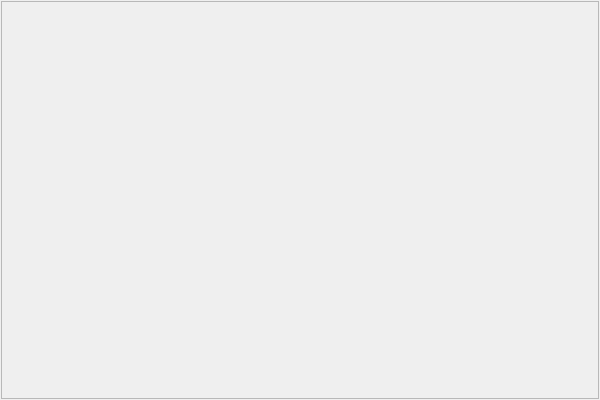
Above: hBBr/Editor/ToolBox.ui from hbbwang/HBBr before the change. Below: the same form after it.
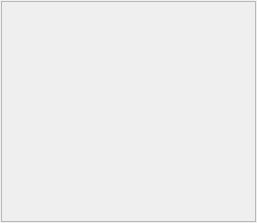
That is the form after the change.

Diff of the .ui file:
```diff
--- a/hBBr/Editor/ToolBox.ui
+++ b/hBBr/Editor/ToolBox.ui
@@ -6,8 +6,8 @@
    <rect>
     <x>0</x>
     <y>0</y>
-    <width>600</width>
-    <height>400</height>
+    <width>257</width>
+    <height>223</height>
    </rect>
   </property>
   <property name="windowTitle">
@@ -39,8 +39,8 @@
        <rect>
         <x>0</x>
         <y>0</y>
-        <width>596</width>
-        <height>396</height>
+        <width>253</width>
+        <height>219</height>
        </rect>
       </property>
      </widget>
```
